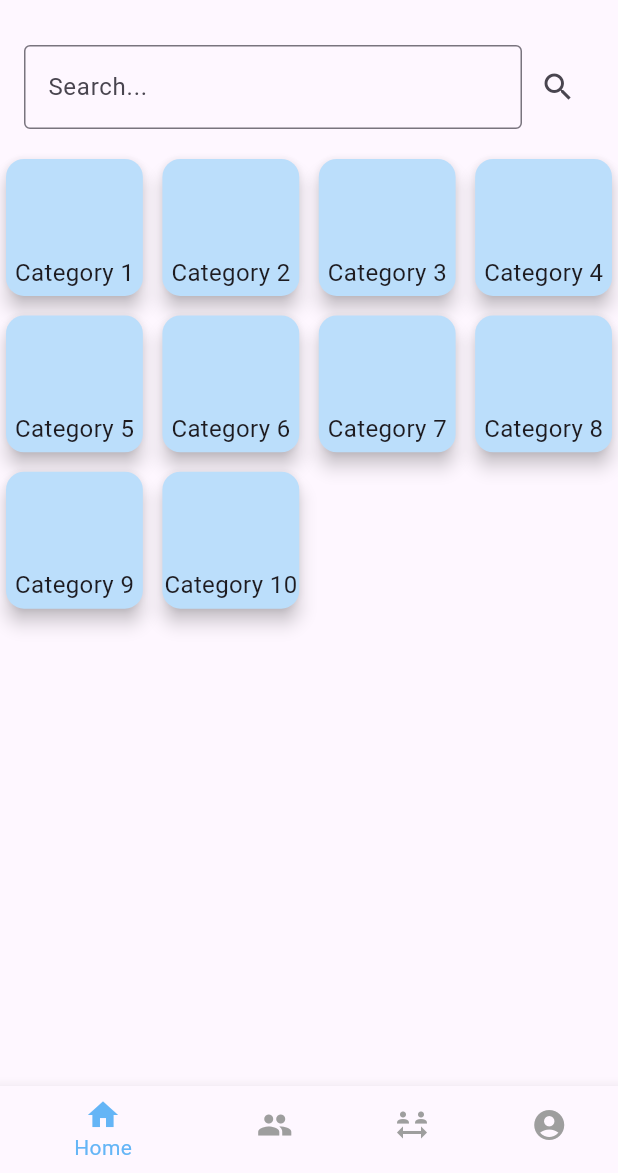
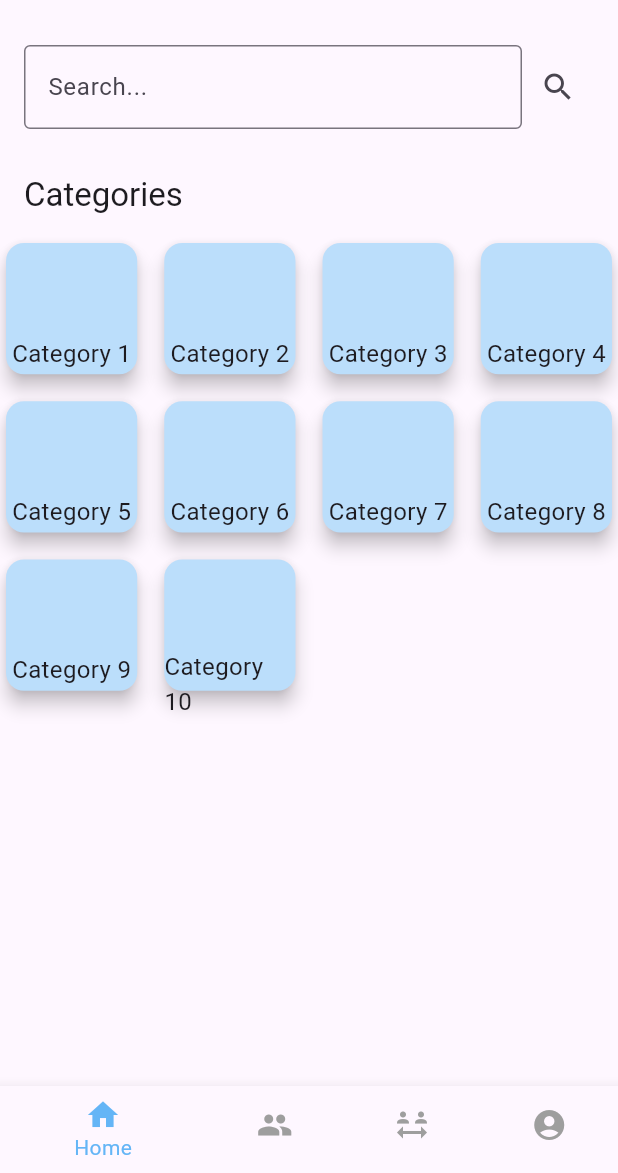
Before and after one commit to B-kash/sign-dictionary, a Flutter app: the screen it shows after launch, on a phone screen of 412 x 824 dp, the part 63-1236 px from its top. Run offline on Flutter 3.47's test engine with Material 3 defaults, Android fonts, the phone set to English and light mode, and no system bars; generated files the repository leaves out were written again; statements that could not run were skipped.

Commit message:
✨ add category screen

```diff
--- /dev/null
+++ b/lib/screens/category_screen.dart
@@ -0,0 +1,57 @@
+import 'package:flutter/material.dart';
+import 'package:sign_dictionary/models/grid_item.model.dart';
+import 'package:sign_dictionary/screens/word_list_screen.dart';
+import 'package:sign_dictionary/widgets/infinite_scroll_grid.dart';
+import 'package:sign_dictionary/services/category_fetcher.dart';
+
+class CategoryScreen extends StatelessWidget {
+  final CategoryFetcherService _categoryFetcherService =
+      CategoryFetcherService();
+  CategoryScreen({super.key});
+
+  Future<List<GridItem>> _fetchCategories(int skip, int take) {
+    return _categoryFetcherService.fetchCategoriesFromAssets(skip, take);
+  }
+
+  void _navigateToWords(BuildContext context, GridItem category) {
+    Navigator.push(
+      context,
+      MaterialPageRoute(
+        builder: (context) => WordListScreen(
+            category:
+                category.name[Localizations.localeOf(context).languageCode]!),
+      ),
+    );
+  }
+
+  @override
+  Widget build(BuildContext context) {
+    return Scaffold(
+      appBar: AppBar(title: const Text('Categories')),
+      body: InfiniteScrollGrid<GridItem>(
+        fetchMoreItems: _fetchCategories,
+        onTap: (item) => _navigateToWords(context, item),
+        itemBuilder: (context, item) {
+          return Card(
+            elevation: 5,
+            color: Colors.blue[100],
+            child: Column(
+              mainAxisAlignment: MainAxisAlignment.center,
+              crossAxisAlignment: CrossAxisAlignment.center,
+              children: [
+                item.logo != null
+                    ? Image.network(item.logo!, height: 50, width: 50)
+                    : const SizedBox(height: 50, width: 50),
+                const SizedBox(height: 10),
+                Text(
+                  item.name[Localizations.localeOf(context).languageCode],
+                  style: const TextStyle(fontSize: 16),
+                ),
+              ],
+            ),
+          );
+        },
+      ),
+    );
+  }
+}
--- a/lib/screens/home_screen.dart
+++ b/lib/screens/home_screen.dart
@@ -1,6 +1,6 @@
 import 'package:flutter/material.dart';
+import 'package:sign_dictionary/screens/category_screen.dart';
 import 'package:sign_dictionary/services/category_fetcher.dart';
-import 'package:sign_dictionary/widgets/infinite_scroll_grid.dart';
 
 class HomeScreen extends StatefulWidget {
   const HomeScreen({super.key});
@@ -10,17 +10,8 @@ class HomeScreen extends StatefulWidget {
 }
 
 class _HomeScreenState extends State<HomeScreen> {
-  final CategoryFetcherService _categoryFetcherService =
-      CategoryFetcherService();
-
   @override
   Widget build(BuildContext context) {
-    return Center(child: InfiniteScrollGrid(
-      fetchMoreItems: (currentItemCount) {
-        const int batchSize = 10; // Number of items to fetch per call
-        return _categoryFetcherService.fetchCategoriesFromAssets(
-            currentItemCount, batchSize);
-      },
-    ));
+    return Center(child: CategoryScreen());
   }
 }
--- a/lib/widgets/infinite_scroll_grid.dart
+++ b/lib/widgets/infinite_scroll_grid.dart
@@ -1,23 +1,27 @@
 import 'package:flutter/material.dart';
-import 'package:sign_dictionary/models/grid_item.model.dart';
-import 'package:sign_dictionary/screens/word_list_screen.dart';
 
-typedef FetchItemsCallback = Future<List<GridItem>> Function(
-    int currentItemCount);
+class InfiniteScrollGrid<T> extends StatefulWidget {
+  final Future<List<T>> Function(int skip, int take) fetchMoreItems;
+  final Widget Function(BuildContext context, T item) itemBuilder;
+  final void Function(T item)? onTap;
+  final int crossAxisCount;
 
-class InfiniteScrollGrid extends StatefulWidget {
-  final FetchItemsCallback fetchMoreItems; // Function to fetch items
-
-  const InfiniteScrollGrid({super.key, required this.fetchMoreItems});
+  const InfiniteScrollGrid({
+    super.key,
+    required this.fetchMoreItems,
+    required this.itemBuilder,
+    this.onTap,
+    this.crossAxisCount = 4,
+  });
 
   @override
-  _InfiniteScrollGridState createState() => _InfiniteScrollGridState();
+  _InfiniteScrollGridState<T> createState() => _InfiniteScrollGridState<T>();
 }
 
-class _InfiniteScrollGridState extends State<InfiniteScrollGrid> {
+class _InfiniteScrollGridState<T> extends State<InfiniteScrollGrid<T>> {
   final ScrollController _scrollController = ScrollController();
-  List<GridItem> _items = []; // List to store fetched items
-  bool _isFetching = false; // Track if fetch is in progress
+  List<T> _items = [];
+  bool _isFetching = false;
 
   @override
   void initState() {
@@ -26,9 +30,7 @@ class _InfiniteScrollGridState extends State<InfiniteScrollGrid> {
 
     // Listen for scroll events to detect end of the list
     _scrollController.addListener(() {
-      if (_scrollController.position.pixels ==
-              _scrollController.position.maxScrollExtent &&
-          !_isFetching) {
+      if (_scrollController.position.pixels == _scrollController.position.maxScrollExtent && !_isFetching) {
         _fetchMoreItems();
       }
     });
@@ -39,7 +41,7 @@ class _InfiniteScrollGridState extends State<InfiniteScrollGrid> {
       _isFetching = true;
     });
 
-    final items = await widget.fetchMoreItems(_items.length);
+    final items = await widget.fetchMoreItems(0, 10);
     setState(() {
       _items = items;
       _isFetching = false;
@@ -51,7 +53,7 @@ class _InfiniteScrollGridState extends State<InfiniteScrollGrid> {
       _isFetching = true;
     });
 
-    final newItems = await widget.fetchMoreItems(_items.length);
+    final newItems = await widget.fetchMoreItems(_items.length, 10);
     setState(() {
       _items.addAll(newItems);
       _isFetching = false;
@@ -64,43 +66,17 @@ class _InfiniteScrollGridState extends State<InfiniteScrollGrid> {
       children: [
         GridView.builder(
           controller: _scrollController,
-          gridDelegate: const SliverGridDelegateWithFixedCrossAxisCount(
-            crossAxisCount: 4,
-            crossAxisSpacing: 5,
-            mainAxisSpacing: 5,
+          gridDelegate: SliverGridDelegateWithFixedCrossAxisCount(
+            crossAxisCount: widget.crossAxisCount,
+            crossAxisSpacing: 10,
+            mainAxisSpacing: 10,
           ),
           itemCount: _items.length,
           itemBuilder: (context, index) {
             final item = _items[index];
             return GestureDetector(
-              onTap: () {
-                Navigator.push(
-                  context,
-                  MaterialPageRoute(
-                    builder: (context) => WordListScreen(
-                        category: item.name[
-                            Localizations.localeOf(context).languageCode]),
-                  ),
-                );
-              },
-              child: Card(
-                elevation: 5,
-                color: Colors.blue[100],
-                child: Column(
-                  mainAxisAlignment: MainAxisAlignment.center,
-                  crossAxisAlignment: CrossAxisAlignment.center,
-                  children: [
-                    item.logo != null
-                        ? Image.network(item.logo!, height: 50, width: 50)
-                        : const SizedBox(height: 50, width: 50),
-                    const SizedBox(height: 10),
-                    Text(
-                      item.name[Localizations.localeOf(context).languageCode],
-                      style: const TextStyle(fontSize: 16),
-                    ),
-                  ],
-                ),
-              ),
+              onTap: widget.onTap != null ? () => widget.onTap!(item) : null,
+              child: widget.itemBuilder(context, item),
             );
           },
         ),
```
